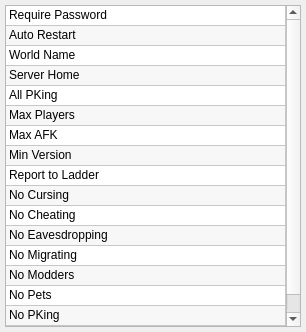
Above: ui/widgets/ruleswidget.ui from StarixWoS/ReMix before the change. Below: the same form after it.
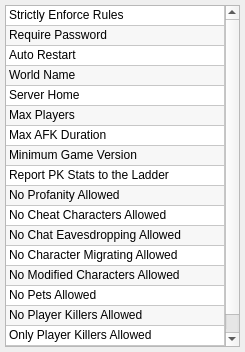
That is the form after the change.

```diff
--- a/ui/widgets/ruleswidget.ui
+++ b/ui/widgets/ruleswidget.ui
@@ -6,8 +6,8 @@
    <rect>
     <x>0</x>
     <y>0</y>
-    <width>306</width>
-    <height>332</height>
+    <width>245</width>
+    <height>352</height>
    </rect>
   </property>
   <property name="windowTitle">
@@ -155,6 +155,11 @@
        <string>16</string>
       </property>
      </row>
+     <row>
+      <property name="text">
+       <string>17</string>
+      </property>
+     </row>
      <column>
       <property name="text">
        <string>Settings</string>
@@ -162,7 +167,10 @@
      </column>
      <item row="0" column="0">
       <property name="text">
-       <string>Require Password</string>
+       <string>Strictly Enforce Rules</string>
+      </property>
+      <property name="toolTip">
+       <string>ReMix will strictly enforce all enabled Rules.</string>
       </property>
       <property name="checkState">
        <enum>Unchecked</enum>
@@ -170,7 +178,10 @@
      </item>
      <item row="1" column="0">
       <property name="text">
-       <string>Auto Restart</string>
+       <string>Require Password</string>
+      </property>
+      <property name="toolTip">
+       <string>Users will be required to know and enter a password to enter this Server.</string>
       </property>
       <property name="checkState">
        <enum>Unchecked</enum>
@@ -178,6 +189,17 @@
      </item>
      <item row="2" column="0">
       <property name="text">
+       <string>Auto Restart</string>
+      </property>
+      <property name="toolTip">
+       <string>This server will automatically start when ReMix starts.</string>
+      </property>
+      <property name="checkState">
+       <enum>Unchecked</enum>
+      </property>
+     </item>
+     <item row="3" column="0">
+      <property name="text">
        <string>World Name</string>
       </property>
       <property name="toolTip">
@@ -187,7 +209,7 @@
        <enum>Unchecked</enum>
       </property>
      </item>
-     <item row="3" column="0">
+     <item row="4" column="0">
       <property name="text">
        <string>Server Home</string>
       </property>
@@ -198,17 +220,6 @@
        <enum>Unchecked</enum>
       </property>
      </item>
-     <item row="4" column="0">
-      <property name="text">
-       <string>All PKing</string>
-      </property>
-      <property name="toolTip">
-       <string>Users are freely able to PK(Player Killing) regardless of other rules.</string>
-      </property>
-      <property name="checkState">
-       <enum>Unchecked</enum>
-      </property>
-     </item>
      <item row="5" column="0">
       <property name="text">
        <string>Max Players</string>
@@ -222,7 +233,7 @@
      </item>
      <item row="6" column="0">
       <property name="text">
-       <string>Max AFK</string>
+       <string>Max AFK Duration</string>
       </property>
       <property name="toolTip">
        <string>Users may be AFK(Away From Keyboard) for up to # Minutes.</string>
@@ -233,7 +244,7 @@
      </item>
      <item row="7" column="0">
       <property name="text">
-       <string>Min Version</string>
+       <string>Minimum Game Version</string>
       </property>
       <property name="toolTip">
        <string>Users will be required to use A##(e.g. A97) versioned clients to connect to the Server.</string>
@@ -244,7 +255,7 @@
      </item>
      <item row="8" column="0">
       <property name="text">
-       <string>Report to Ladder</string>
+       <string>Report PK Stats to the Ladder</string>
       </property>
       <property name="toolTip">
        <string>Users will be required to report all PK(Pkayer Killing) statistics to the Synthetic-Reality website.</string>
@@ -255,7 +266,7 @@
      </item>
      <item row="9" column="0">
       <property name="text">
-       <string>No Cursing</string>
+       <string>No Profanity Allowed</string>
       </property>
       <property name="toolTip">
        <string>Users will be required to censor certain English profanities within Chat.</string>
@@ -266,7 +277,7 @@
      </item>
      <item row="10" column="0">
       <property name="text">
-       <string>No Cheating</string>
+       <string>No Cheat Characters Allowed</string>
       </property>
       <property name="toolTip">
        <string>Users will be unable to perform certain actions with other Users when flagged as a cheater.</string>
@@ -277,7 +288,7 @@
      </item>
      <item row="11" column="0">
       <property name="text">
-       <string>No Eavesdropping</string>
+       <string>No Chat Eavesdropping Allowed</string>
       </property>
       <property name="toolTip">
        <string>Only chat within a certain radius or scene will be shown to the User.</string>
@@ -288,7 +299,7 @@
      </item>
      <item row="12" column="0">
       <property name="text">
-       <string>No Migrating</string>
+       <string>No Character Migrating Allowed</string>
       </property>
       <property name="toolTip">
        <string>Users will be unable to use Characters that have been migrated to a new client version.</string>
@@ -299,7 +310,7 @@
      </item>
      <item row="13" column="0">
       <property name="text">
-       <string>No Modders</string>
+       <string>No Modified Characters Allowed</string>
       </property>
       <property name="toolTip">
        <string>Users will be unable to use Characters used within a modified World.</string>
@@ -310,7 +321,7 @@
      </item>
      <item row="14" column="0">
       <property name="text">
-       <string>No Pets</string>
+       <string>No Pets Allowed</string>
       </property>
       <property name="toolTip">
        <string>Users will be unable to use Pets.</string>
@@ -321,7 +332,7 @@
      </item>
      <item row="15" column="0">
       <property name="text">
-       <string>No PKing</string>
+       <string>No Player Killers Allowed</string>
       </property>
       <property name="toolTip">
        <string>Users will be unable to use or create Characters capable of PK(Player Killing).</string>
@@ -332,10 +343,21 @@
      </item>
      <item row="16" column="0">
       <property name="text">
-       <string>Arena PKing</string>
+       <string>Only Player Killers Allowed</string>
       </property>
       <property name="toolTip">
-       <string>Users will be able to freely PK(Pkayer Killing) within certain &quot;Arena&quot; areas dependant on the World selected.</string>
+       <string>Users will be unable to use or create Characters incapable of PK(Player Killing).</string>
+      </property>
+      <property name="checkState">
+       <enum>Unchecked</enum>
+      </property>
+     </item>
+     <item row="17" column="0">
+      <property name="text">
+       <string>Only Arena Player Killing Allowed</string>
+      </property>
+      <property name="toolTip">
+       <string>Users will be able to freely PK(Player Killing) within certain &quot;Arena&quot; areas dependant on the World selected.</string>
       </property>
       <property name="checkState">
        <enum>Unchecked</enum>
```
Left out of the diff: 4 changed lines with no effect on the pictures.
